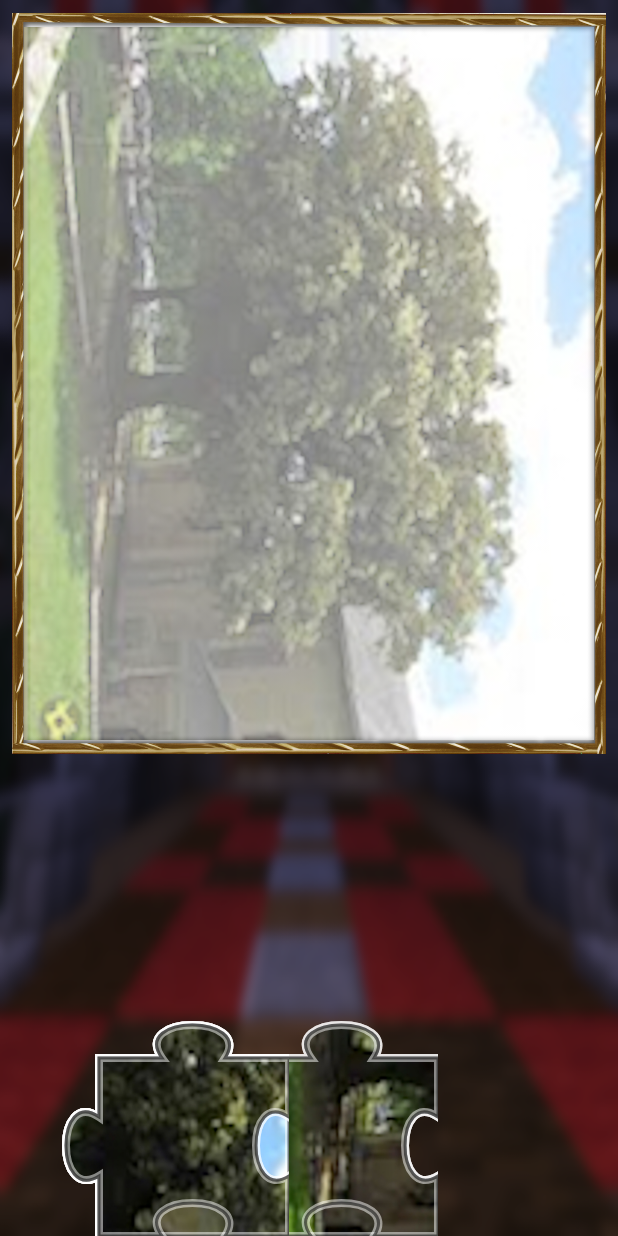
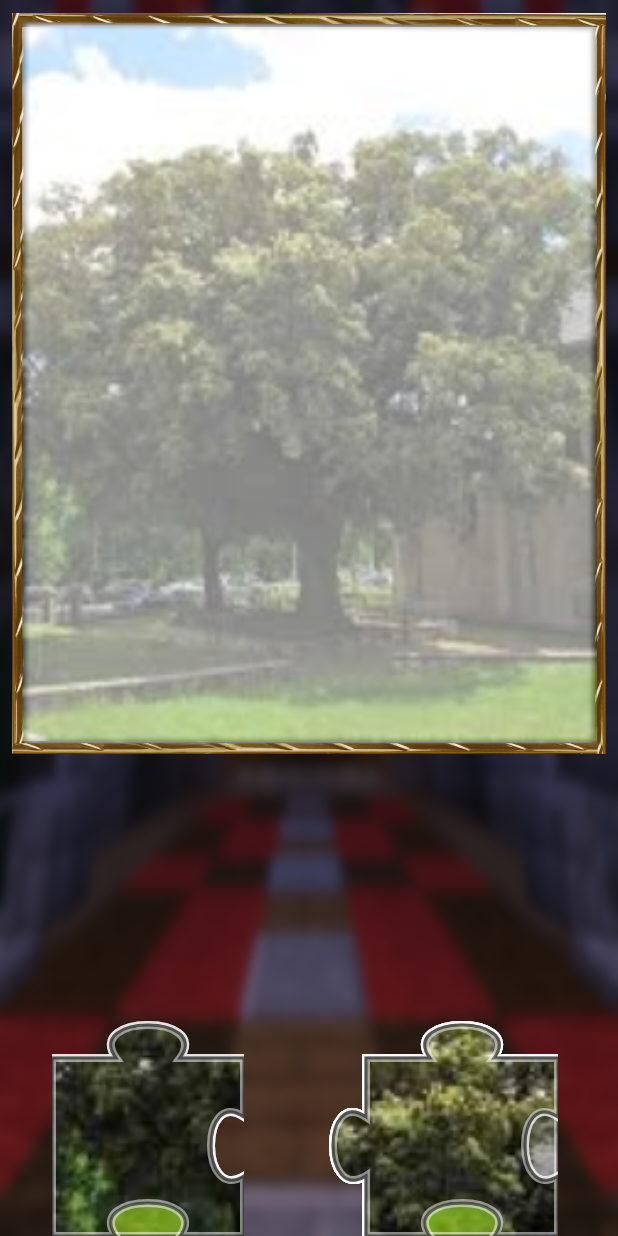
Before and after one commit to Raultxo/DidaktikApp_Artzikulturapp, an Android app: the Act1_Juego screen opened directly, with no data from a screen before it, on a phone screen of 412 x 824 dp. Run offline under Robolectric (Android 15) with nearby library versions, the phone set to English and light mode, and no system bars.

Commit message:
act1 fin

```diff
--- a/app/src/main/java/com/example/didaktikappartzikulturapp/Act1_Juego.java
+++ b/app/src/main/java/com/example/didaktikappartzikulturapp/Act1_Juego.java
@@ -301,7 +301,8 @@ public class Act1_Juego extends AppCompatActivity {
 
     public void checkGameOver() {
         if (isGameOver()) {
-            finish();
+            Intent intent = new Intent(Actividad1_puzzle.this, Actividad1_Fin.class);
+            startActivity(intent);
         }
     }
 
--- a/app/src/main/res/layout/act1_juego.xml
+++ b/app/src/main/res/layout/act1_juego.xml
@@ -21,11 +21,12 @@
 
     <ImageView
         android:id="@+id/imgPuzzle"
-        android:layout_width="0dp"
-        android:layout_height="0dp"
-        android:layout_marginEnd="16dp"
+        android:layout_width="383dp"
+        android:layout_height="476dp"
         android:layout_marginStart="16dp"
         android:layout_marginTop="18dp"
+        android:layout_marginEnd="16dp"
+        android:alpha="0.5"
         android:scaleType="centerCrop"
         app:layout_constraintDimensionRatio="H,4:5"
         app:layout_constraintEnd_toEndOf="parent"
@@ -33,8 +34,7 @@
         app:layout_constraintRight_toRightOf="parent"
         app:layout_constraintStart_toStartOf="parent"
         app:layout_constraintTop_toTopOf="parent"
-        app:srcCompat="@drawable/arbol_puzzle"
-        android:alpha="0.5" />
+        app:srcCompat="@drawable/artea_500_urteko" />
 
     <RelativeLayout
         android:id="@+id/layout1"
```
Also changed, not shown: app/src/main/res/layout/activity_actividad1_fin.xml (added, +41 -0 lines).
